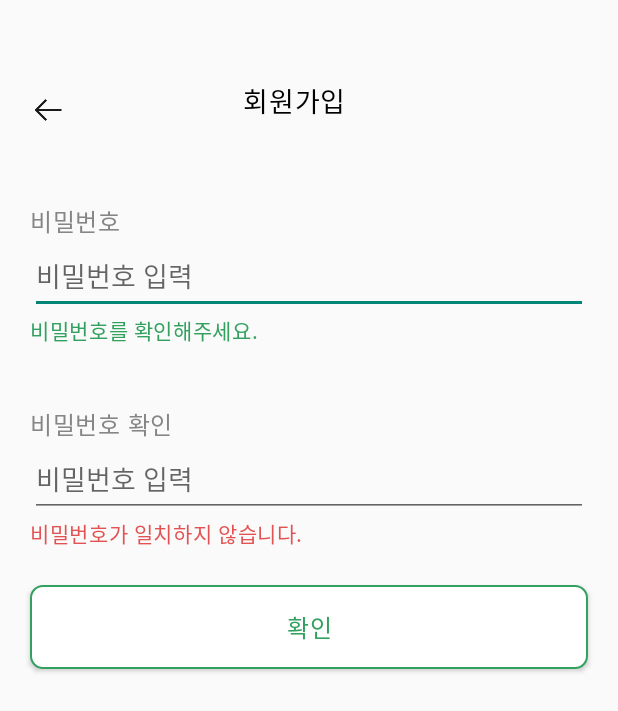
After one commit to OneCoin-00/BRJM-AOS, an Android app: the layout activity_pw.xml on its own in the app's theme, with its tools: preview values and no code run, on a phone screen of 412 x 824 dp. The commit adds this screen. Shown: the top 711 px of the screen. Run offline under Robolectric (Android 15) with nearby library versions, the phone set to English and light mode, and no system bars.

Commit message:
design : 비밀번호 입력 뷰 추가 (#3)

```diff
--- a/app/src/main/AndroidManifest.xml
+++ b/app/src/main/AndroidManifest.xml
@@ -14,9 +14,11 @@
         android:theme="@style/Theme.BRJMAOS"
         tools:targetApi="31">
         <activity
+            android:name=".PwActivity"
+            android:exported="false" />
+        <activity
             android:name=".ui.login.activity.Join2Activity"
             android:exported="false" />
-
         <activity
             android:name=".ui.mypage.activity.MypageActivity"
             android:exported="false" />
@@ -29,19 +31,13 @@
                 <category android:name="android.intent.category.LAUNCHER" />
             </intent-filter>
         </activity>
-        <activity
-            android:name=".ui.login.activity.JoinActivity">
-
-        </activity>
-
+        <activity android:name=".ui.login.activity.JoinActivity"></activity>
         <activity
             android:name=".ui.login.activity.LoginActivity"
             android:exported="false" />
         <activity
             android:name=".MainActivity"
-            android:exported="false">
-
-        </activity>
+            android:exported="false"></activity>
     </application>
 
 </manifest>
--- a/app/src/main/java/com/example/brjm_aos/ui/login/activity/JoinActivity.kt
+++ b/app/src/main/java/com/example/brjm_aos/ui/login/activity/JoinActivity.kt
@@ -2,18 +2,17 @@ package com.example.brjm_aos.ui.login.activity
 
 import android.content.ContentValues.TAG
 import android.content.Intent
-import android.nfc.Tag
 import androidx.appcompat.app.AppCompatActivity
 import android.os.Bundle
 import android.text.Editable
 import android.text.TextWatcher
 import android.util.Log
 import android.util.Patterns
-import android.view.View
+
 import androidx.core.view.isInvisible
 import androidx.core.view.isVisible
 import com.example.brjm_aos.databinding.ActivityJoinBinding
-import java.util.regex.Pattern
+
 
 
 class JoinActivity : AppCompatActivity() {
@@ -26,7 +25,7 @@ class JoinActivity : AppCompatActivity() {
 
         //join2Button 버튼 이벤트 : 카테고리 선택 엑티비티로 이동
         binding.join2Button.setOnClickListener {
-            val intent = Intent(this, Join2Activity::class.java)
+            val intent = Intent(this, PwActivity::class.java)
             startActivity(intent)
         }
 
--- /dev/null
+++ b/app/src/main/java/com/example/brjm_aos/ui/login/activity/PwActivity.kt
@@ -0,0 +1,14 @@
+package com.example.brjm_aos.ui.login.activity
+
+import androidx.appcompat.app.AppCompatActivity
+import android.os.Bundle
+import com.example.brjm_aos.databinding.ActivityPwBinding
+
+class PwActivity : AppCompatActivity() {
+    override fun onCreate(savedInstanceState: Bundle?) {
+        super.onCreate(savedInstanceState)
+        val binding = ActivityPwBinding.inflate(layoutInflater)
+
+        setContentView(binding.root)
+    }
+}
--- /dev/null
+++ b/app/src/main/res/layout/activity_pw.xml
@@ -0,0 +1,117 @@
+<?xml version="1.0" encoding="utf-8"?>
+<LinearLayout xmlns:android="http://schemas.android.com/apk/res/android"
+    xmlns:app="http://schemas.android.com/apk/res-auto"
+    xmlns:tools="http://schemas.android.com/tools"
+    android:layout_width="match_parent"
+    android:layout_height="match_parent"
+    android:orientation="vertical"
+    tools:context=".ui.login.activity.PwActivity">
+
+
+    <LinearLayout
+        android:layout_width="match_parent"
+        android:layout_height="50dp"
+        android:orientation="horizontal"
+        android:layout_marginTop="44dp">
+
+        <Button
+            android:layout_width="24dp"
+            android:layout_height="24dp"
+            android:layout_marginTop="13dp"
+            android:layout_marginStart="20dp"
+            android:background="@drawable/arrow_left" />
+
+        <TextView
+            android:layout_width="wrap_content"
+            android:layout_height="27dp"
+            android:text="회원가입"
+            android:textSize="18sp"
+            android:layout_marginEnd="151dp"
+            android:layout_marginTop="9dp"
+            android:layout_marginBottom="14dp"
+            android:layout_marginStart="118dp"
+            android:fontFamily="@font/leferibaseregular"
+            android:textColor="#000000"
+            android:letterSpacing="0.03"
+            />
+    </LinearLayout>
+
+
+    <TextView
+        android:layout_width="match_parent"
+        android:layout_height="24dp"
+        android:layout_marginStart="20dp"
+        android:layout_marginEnd="272dp"
+        android:text="비밀번호"
+        android:layout_marginTop="41dp"
+        android:fontFamily="@font/leferibaseregular"
+        android:textSize="16sp"
+        android:letterSpacing="0.03"
+        android:textColor="#868686"
+        />
+
+    <EditText
+        android:id="@+id/pw_edittext1"
+        android:layout_width="match_parent"
+        android:layout_height="50dp"
+        android:layout_marginStart="20dp"
+        android:layout_marginEnd="20dp"
+        android:hint="비밀번호 입력"
+        />
+    <TextView
+        android:layout_width="match_parent"
+        android:layout_height="21dp"
+        android:text="비밀번호를 확인해주세요."
+        android:layout_marginStart="20dp"
+        android:layout_marginEnd="195dp"
+        android:textColor="#32a05f"
+        android:textSize="14sp"
+        android:letterSpacing="0.03"
+        android:fontFamily="@font/leferibaseregular"
+        />
+
+    <TextView
+        android:layout_width="match_parent"
+        android:layout_height="24dp"
+        android:layout_marginStart="20dp"
+        android:layout_marginEnd="272dp"
+        android:text="비밀번호 확인"
+        android:layout_marginTop="40dp"
+        android:fontFamily="@font/leferibaseregular"
+        android:textSize="16sp"
+        android:letterSpacing="0.03"
+        android:textColor="#868686"/>
+    <EditText
+        android:id="@+id/pw_edittext2"
+        android:layout_width="match_parent"
+        android:layout_height="50dp"
+        android:layout_marginStart="20dp"
+        android:layout_marginEnd="20dp"
+        android:hint="비밀번호 입력"
+        />
+    <TextView
+        android:layout_width="match_parent"
+        android:layout_height="21dp"
+        android:text="비밀번호가 일치하지 않습니다."
+        android:layout_marginStart="20dp"
+        android:layout_marginEnd="162dp"
+        android:textColor="#e35252"
+        android:textSize="14sp"
+        android:letterSpacing="0.03"
+        android:fontFamily="@font/leferibaseregular"
+        />
+    <Button
+        android:id="@+id/pw_button"
+        android:layout_width="match_parent"
+        android:layout_height="56dp"
+        android:layout_marginEnd="20dp"
+        android:background="@drawable/white_rg_button"
+        android:layout_marginTop="24dp"
+        android:layout_marginStart="20dp"
+        android:text="확인"
+        android:textColor="@color/green_color"
+        android:textSize="16sp"
+        android:fontFamily="@font/leferibasebold"
+        android:letterSpacing="0.03"
+        android:gravity="center"/>
+</LinearLayout>
```
